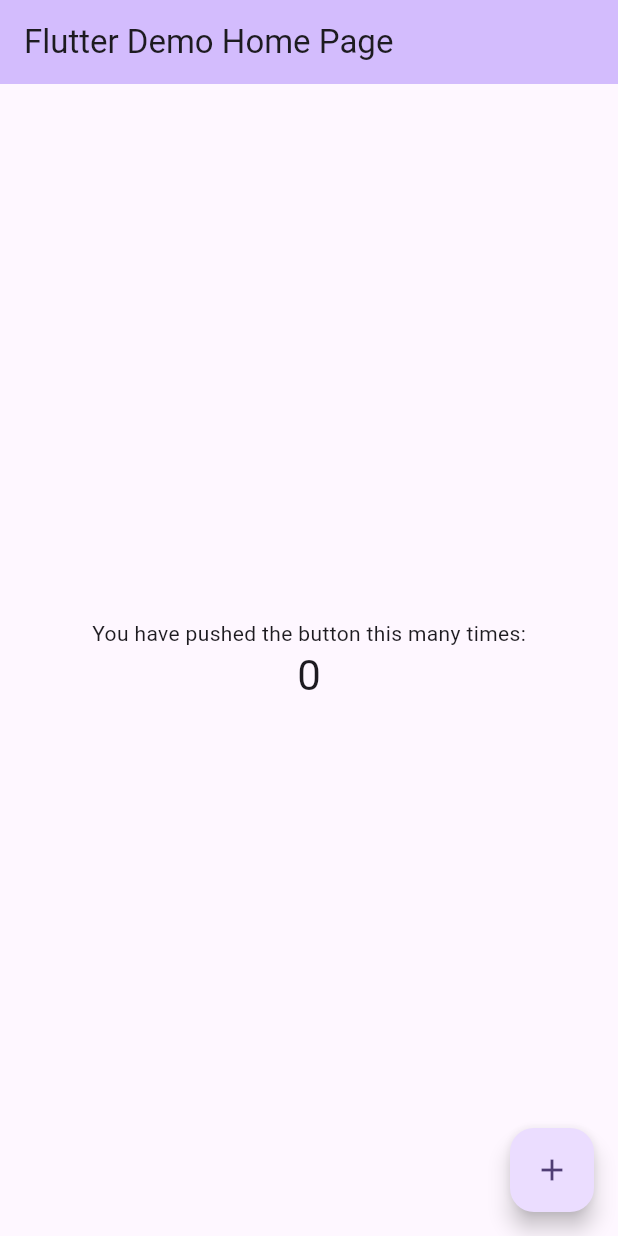
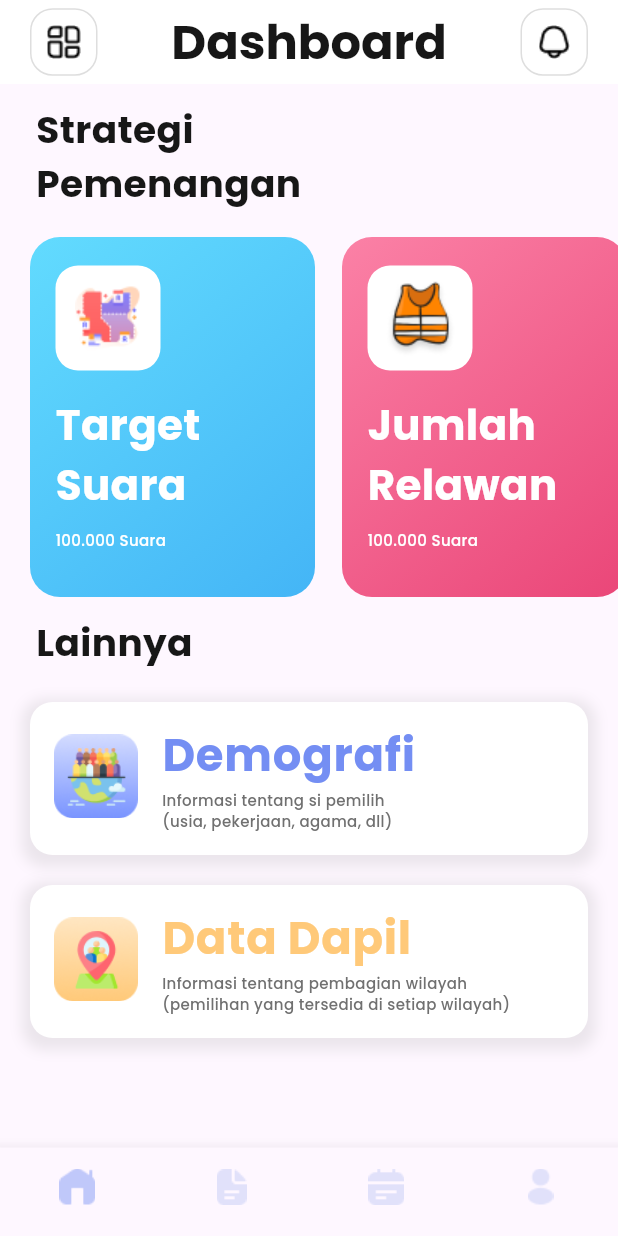
Before and after one commit to irfanzidniofficial/calegpedia_apps, a Flutter app: the screen it shows after launch, on a phone screen of 412 x 824 dp. Run offline on Flutter 3.47's test engine with Material 2 defaults, Android fonts, the phone set to English and light mode, and no system bars; our stand-ins replace google_fonts.

Commit message:
slicing home page and setup theme

```diff
--- /dev/null
+++ b/lib/common/theme.dart
@@ -0,0 +1,38 @@
+import 'package:flutter/material.dart';
+import 'package:google_fonts/google_fonts.dart';
+
+Color blueColor = const Color(0xFF748EF3);
+Color lightBlueColor = const Color(0xFFA2B2F0);
+Color blackColor = const Color(0xFF171717);
+Color pinkColor = const Color(0xFFEA4678);
+Color greyColor = const Color(0xFF707070);
+Color lighGreyColor = const Color(0xFFDEDEDE);
+Color whiteColor = const Color(0xFFFFFFFF);
+Color orangeColor = const Color(0xFFFFC979);
+
+TextStyle blueTextStyle = GoogleFonts.poppins(
+  color: blueColor,
+);
+
+TextStyle blackTextStyle = GoogleFonts.poppins(
+  color: blackColor,
+);
+
+TextStyle whiteTextStyle = GoogleFonts.poppins(
+  color: whiteColor,
+);
+
+TextStyle greyTextStyle = GoogleFonts.poppins(
+  color: greyColor,
+);
+
+TextStyle orangeTextStyle = GoogleFonts.poppins(
+  color: orangeColor,
+);
+
+FontWeight light = FontWeight.w300;
+FontWeight regular = FontWeight.w400;
+FontWeight medium = FontWeight.w500;
+FontWeight semiBold = FontWeight.w600;
+FontWeight bold = FontWeight.w700;
+FontWeight black = FontWeight.w800;
--- a/lib/main.dart
+++ b/lib/main.dart
@@ -1,3 +1,5 @@
+import 'package:calegpedia_apps/presentation/dashboard/dashboard_page.dart';
+import 'package:calegpedia_apps/presentation/home/home_page.dart';
 import 'package:flutter/material.dart';
 
 void main() {
@@ -7,119 +9,16 @@ void main() {
 class MyApp extends StatelessWidget {
   const MyApp({super.key});
 
-  // This widget is the root of your application.
   @override
   Widget build(BuildContext context) {
     return MaterialApp(
+      debugShowCheckedModeBanner: false,
       title: 'Flutter Demo',
       theme: ThemeData(
-        // This is the theme of your application.
-        //
-        // TRY THIS: Try running your application with "flutter run". You'll see
-        // the application has a blue toolbar. Then, without quitting the app,
-        // try changing the seedColor in the colorScheme below to Colors.green
-        // and then invoke "hot reload" (save your changes or press the "hot
-        // reload" button in a Flutter-supported IDE, or press "r" if you used
-        // the command line to start the app).
-        //
-        // Notice that the counter didn't reset back to zero; the application
-        // state is not lost during the reload. To reset the state, use hot
-        // restart instead.
-        //
-        // This works for code too, not just values: Most code changes can be
-        // tested with just a hot reload.
         colorScheme: ColorScheme.fromSeed(seedColor: Colors.deepPurple),
         useMaterial3: true,
       ),
-      home: const MyHomePage(title: 'Flutter Demo Home Page'),
+      home: const DashboardPage(),
     );
   }
 }
-
-class MyHomePage extends StatefulWidget {
-  const MyHomePage({super.key, required this.title});
-
-  // This widget is the home page of your application. It is stateful, meaning
-  // that it has a State object (defined below) that contains fields that affect
-  // how it looks.
-
-  // This class is the configuration for the state. It holds the values (in this
-  // case the title) provided by the parent (in this case the App widget) and
-  // used by the build method of the State. Fields in a Widget subclass are
-  // always marked "final".
-
-  final String title;
-
-  @override
-  State<MyHomePage> createState() => _MyHomePageState();
-}
-
-class _MyHomePageState extends State<MyHomePage> {
-  int _counter = 0;
-
-  void _incrementCounter() {
-    setState(() {
-      // This call to setState tells the Flutter framework that something has
-      // changed in this State, which causes it to rerun the build method below
-      // so that the display can reflect the updated values. If we changed
-      // _counter without calling setState(), then the build method would not be
-      // called again, and so nothing would appear to happen.
-      _counter++;
-    });
-  }
-
-  @override
-  Widget build(BuildContext context) {
-    // This method is rerun every time setState is called, for instance as done
-    // by the _incrementCounter method above.
-    //
-    // The Flutter framework has been optimized to make rerunning build methods
-    // fast, so that you can just rebuild anything that needs updating rather
-    // than having to individually change instances of widgets.
-    return Scaffold(
-      appBar: AppBar(
-        // TRY THIS: Try changing the color here to a specific color (to
-        // Colors.amber, perhaps?) and trigger a hot reload to see the AppBar
-        // change color while the other colors stay the same.
-        backgroundColor: Theme.of(context).colorScheme.inversePrimary,
-        // Here we take the value from the MyHomePage object that was created by
-        // the App.build method, and use it to set our appbar title.
-        title: Text(widget.title),
-      ),
-      body: Center(
-        // Center is a layout widget. It takes a single child and positions it
-        // in the middle of the parent.
-        child: Column(
-          // Column is also a layout widget. It takes a list of children and
-          // arranges them vertically. By default, it sizes itself to fit its
-          // children horizontally, and tries to be as tall as its parent.
-          //
-          // Column has various properties to control how it sizes itself and
-          // how it positions its children. Here we use mainAxisAlignment to
-          // center the children vertically; the main axis here is the vertical
-          // axis because Columns are vertical (the cross axis would be
-          // horizontal).
-          //
-          // TRY THIS: Invoke "debug painting" (choose the "Toggle Debug Paint"
-          // action in the IDE, or press "p" in the console), to see the
-          // wireframe for each widget.
-          mainAxisAlignment: MainAxisAlignment.center,
-          children: <Widget>[
-            const Text(
-              'You have pushed the button this many times:',
-            ),
-            Text(
-              '$_counter',
-              style: Theme.of(context).textTheme.headlineMedium,
-            ),
-          ],
-        ),
-      ),
-      floatingActionButton: FloatingActionButton(
-        onPressed: _incrementCounter,
-        tooltip: 'Increment',
-        child: const Icon(Icons.add),
-      ), // This trailing comma makes auto-formatting nicer for build methods.
-    );
-  }
-}
--- /dev/null
+++ b/lib/presentation/dashboard/dashboard_page.dart
@@ -0,0 +1,97 @@
+import 'package:calegpedia_apps/presentation/home/home_page.dart';
+import 'package:flutter/material.dart';
+
+import '../../utils/images.dart';
+
+class DashboardPage extends StatefulWidget {
+  const DashboardPage({super.key});
+
+  @override
+  State<DashboardPage> createState() => _DashboardPageState();
+}
+
+class _DashboardPageState extends State<DashboardPage> {
+  final PageController _pageController = PageController();
+  int _pageIndex = 0;
+  late List<Widget> _screens;
+  final GlobalKey<ScaffoldMessengerState> _scaffoldKey = GlobalKey();
+
+  bool singleVendor = false;
+
+  @override
+  void initState() {
+    super.initState();
+    _screens = [
+      const HomePage(),
+      const Center(
+        child: Text("Doc"),
+      ),
+      const Center(
+        child: Text("Agenda"),
+      ),
+      const Center(
+        child: Text("Profile"),
+      ),
+    ];
+  }
+
+  @override
+  Widget build(BuildContext context) {
+    return Scaffold(
+      key: _scaffoldKey,
+      bottomNavigationBar: BottomNavigationBar(
+        selectedItemColor: Theme.of(context).primaryColor,
+        unselectedItemColor: const Color(0xFFA2B2F0).withOpacity(
+          0.2,
+        ),
+        showUnselectedLabels: false,
+        showSelectedLabels: false,
+        currentIndex: _pageIndex,
+        type: BottomNavigationBarType.fixed,
+        items: _getBottomWidget(singleVendor),
+        onTap: (int index) {
+          _setPage(index);
+        },
+      ),
+      body: PageView.builder(
+        controller: _pageController,
+        itemCount: _screens.length,
+        physics: const NeverScrollableScrollPhysics(),
+        itemBuilder: (context, index) {
+          return _screens[index];
+        },
+      ),
+    );
+  }
+
+  void _setPage(int pageIndex) {
+    setState(() {
+      _pageController.jumpToPage(pageIndex);
+      _pageIndex = pageIndex;
+    });
+  }
+
+  BottomNavigationBarItem _barItem(String icon, String? label, int index) {
+    return BottomNavigationBarItem(
+      icon: Image.asset(
+        icon,
+        color: index == _pageIndex
+            ? const Color(0xFF748EF3)
+            : const Color(0xFFA2B2F0).withOpacity(0.7),
+        height: 25,
+        width: 25,
+      ),
+      label: label,
+    );
+  }
+
+  List<BottomNavigationBarItem> _getBottomWidget(bool isSingleVendor) {
+    List<BottomNavigationBarItem> list = [];
+    list.add(_barItem(Images.menuHomeIcon, 'Home', 0));
+    list.add(_barItem(Images.menuDocIcon, 'Doc', 1));
+    list.add(_barItem(Images.menuAgendaIcon, 'Agenda', 2));
+    list.add(_barItem(Images.menuProfileIcon, 'Profile', 3));
+
+    return list;
+  }
+}
--- /dev/null
+++ b/lib/presentation/home/home_page.dart
@@ -0,0 +1,220 @@
+import 'package:calegpedia_apps/common/theme.dart';
+import 'package:flutter/material.dart';
+
+import '../../utils/images.dart';
+import 'widgets/card_info_widget.dart';
+
+class HomePage extends StatelessWidget {
+  const HomePage({super.key});
+
+  @override
+  Widget build(BuildContext context) {
+    return Scaffold(
+      appBar: AppBar(
+        backgroundColor: whiteColor,
+        automaticallyImplyLeading: false,
+        title: Text(
+          "Dashboard",
+          style: blackTextStyle.copyWith(
+            fontSize: 32,
+            fontWeight: bold,
+          ),
+        ),
+        centerTitle: true,
+        leadingWidth: 70,
+        leading: Row(
+          children: [
+            const SizedBox(
+              width: 20,
+            ),
+            InkWell(
+              onTap: () {},
+              child: Container(
+                width: 45,
+                height: 45,
+                decoration: BoxDecoration(
+                  border: Border.all(
+                    color: lighGreyColor,
+                  ),
+                  borderRadius: BorderRadius.circular(15),
+                ),
+                child: Image.asset(
+                  Images.dashboardIcon,
+                  width: 21,
+                ),
+              ),
+            ),
+          ],
+        ),
+        actions: [
+          InkWell(
+            onTap: () {},
+            child: Container(
+              width: 45,
+              height: 45,
+              decoration: BoxDecoration(
+                border: Border.all(
+                  color: lighGreyColor,
+                ),
+                borderRadius: BorderRadius.circular(15),
+              ),
+              child: Image.asset(
+                Images.notificationIcon,
+                width: 21,
+              ),
+            ),
+          ),
+          const SizedBox(
+            width: 20,
+          ),
+        ],
+      ),
+      body: ListView(
+        children: [
+          Padding(
+            padding: const EdgeInsets.only(left: 24, top: 12),
+            child: Text(
+              "Strategi\nPemenangan",
+              style: blackTextStyle.copyWith(
+                fontSize: 25,
+                fontWeight: bold,
+              ),
+            ),
+          ),
+          const SizedBox(
+            height: 18,
+          ),
+          SizedBox(
+            height: 240,
+            child: ListView(
+              scrollDirection: Axis.horizontal,
+              children: const [
+                SizedBox(
+                  width: 20,
+                ),
+                CardInfoWidget(
+                  image: Images.voteTargetImage,
+                  info: '100.000 Suara',
+                  label: 'Target\nSuara',
+                  bgColorBegin: Color(0xFF62DBFE),
+                  bgColorEnd: Color(0xFF44B5F6),
+                ),
+                SizedBox(
+                  width: 18,
+                ),
+                CardInfoWidget(
+                  image: Images.relawanImage,
+                  info: '100.000 Suara',
+                  label: 'Jumlah\nRelawan',
+                  bgColorBegin: Color(0xFFFB81A6),
+                  bgColorEnd: Color(0xFFEA4678),
+                ),
+                SizedBox(
+                  width: 18,
+                ),
+                CardInfoWidget(
+                  image: Images.simpatisanImage,
+                  info: '100.000 Suara',
+                  label: 'Jumlah\nSimpatisan',
+                  bgColorBegin: Color(0xFFFDAD75),
+                  bgColorEnd: Color(0xFFF8802A),
+                ),
+                SizedBox(
+                  width: 20,
+                ),
+              ],
+            ),
+          ),
+          Padding(
+            padding: const EdgeInsets.only(left: 24, top: 12),
+            child: Text(
+              "Lainnya",
+              style: blackTextStyle.copyWith(
+                fontSize: 25,
+                fontWeight: bold,
+              ),
+            ),
+          ),
+          const SizedBox(
+            height: 22,
+          ),
+          Container(
+            margin: const EdgeInsets.symmetric(horizontal: 20),
+            padding: const EdgeInsets.only(top: 5, bottom: 8),
+            decoration: BoxDecoration(
+              borderRadius: BorderRadius.circular(15),
+              color: whiteColor,
+              boxShadow: [
+                BoxShadow(
+                  color: Colors.grey.withOpacity(0.2),
+                  spreadRadius: 5,
+                  blurRadius: 7,
+                  offset: const Offset(0, 3), // changes position of shadow
+                ),
+              ],
+            ),
+            child: ListTile(
+              leading: Image.asset(
+                Images.demografiImage,
+              ),
+              title: Text(
+                "Demografi",
+                style: blueTextStyle.copyWith(
+                  fontSize: 30,
+                  fontWeight: bold,
+                ),
+              ),
+              subtitle: Text(
+                "Informasi tentang si pemilih\n(usia, pekerjaan, agama, dll)",
+                style: greyTextStyle.copyWith(
+                  fontSize: 10,
+                  fontWeight: medium,
+                ),
+              ),
+            ),
+          ),
+          const SizedBox(
+            height: 20,
+          ),
+          Container(
+            margin: const EdgeInsets.symmetric(
+              horizontal: 20,
+            ),
+            padding: const EdgeInsets.only(top: 5, bottom: 8),
+            decoration: BoxDecoration(
+              borderRadius: BorderRadius.circular(15),
+              color: whiteColor,
+              boxShadow: [
+                BoxShadow(
+                  color: Colors.grey.withOpacity(0.2),
+                  spreadRadius: 5,
+                  blurRadius: 7,
+                  offset: const Offset(0, 3), // changes position of shadow
+                ),
+              ],
+            ),
+            child: ListTile(
+              leading: Image.asset(
+                Images.dataDapilImage,
+              ),
+              title: Text(
+                "Data Dapil",
+                style: orangeTextStyle.copyWith(
+                  fontSize: 30,
+                  fontWeight: bold,
+                ),
+              ),
+              subtitle: Text(
+                "Informasi tentang pembagian wilayah \n(pemilihan yang tersedia di setiap wilayah)",
+                style: greyTextStyle.copyWith(
+                  fontSize: 10,
+                  fontWeight: medium,
+                ),
+              ),
+            ),
+          ),
+        ],
+      ),
+    );
+  }
+}
--- /dev/null
+++ b/lib/presentation/home/widgets/card_info_widget.dart
@@ -0,0 +1,80 @@
+// ignore_for_file: public_member_api_docs, sort_constructors_first
+import 'package:flutter/material.dart';
+
+import '../../../common/theme.dart';
+
+class CardInfoWidget extends StatelessWidget {
+  final String image;
+  final String label;
+  final String info;
+  final Color bgColorBegin;
+  final Color bgColorEnd;
+
+  const CardInfoWidget({
+    Key? key,
+    required this.image,
+    required this.label,
+    required this.info,
+    required this.bgColorBegin,
+    required this.bgColorEnd,
+  }) : super(key: key);
+
+  @override
+  Widget build(BuildContext context) {
+    return Container(
+      padding: const EdgeInsets.only(
+        left: 17,
+        top: 19,
+      ),
+      height: 203,
+      width: 190,
+      decoration: BoxDecoration(
+        gradient: LinearGradient(
+          begin: Alignment.topLeft,
+          end: Alignment.bottomRight,
+          colors: [
+            bgColorBegin,
+            bgColorEnd,
+          ],
+        ),
+        borderRadius: BorderRadius.circular(20),
+      ),
+      child: Column(
+        crossAxisAlignment: CrossAxisAlignment.start,
+        children: [
+          Container(
+            decoration: BoxDecoration(
+              color: whiteColor,
+              borderRadius: BorderRadius.circular(15),
+            ),
+            width: 70,
+            height: 70,
+            child: Image.asset(
+              image,
+            ),
+          ),
+          const SizedBox(
+            height: 16,
+          ),
+          Text(
+            label,
+            style: whiteTextStyle.copyWith(
+              fontSize: 28,
+              fontWeight: bold,
+            ),
+          ),
+          const SizedBox(
+            height: 10,
+          ),
+          Text(
+            "100.000 Suara",
+            style: whiteTextStyle.copyWith(
+              fontSize: 10,
+              fontWeight: medium,
+            ),
+          ),
+        ],
+      ),
+    );
+  }
+}
--- /dev/null
+++ b/lib/presentation/signin/sign_in_page.dart
@@ -0,0 +1,10 @@
+import 'package:flutter/material.dart';
+
+class SignInPage extends StatelessWidget {
+  const SignInPage({super.key});
+
+  @override
+  Widget build(BuildContext context) {
+    return const Placeholder();
+  }
+}
--- /dev/null
+++ b/lib/utils/images.dart
@@ -0,0 +1,14 @@
+class Images {
+  static const String dataDapilImage = 'assets/images/img_data_dapil.png';
+  static const String demografiImage = 'assets/images/img_demografi.png';
+  static const String relawanImage = 'assets/images/img_relawan.png';
+  static const String simpatisanImage = 'assets/images/img_simpatisan.png';
+
+  static const String voteTargetImage = 'assets/images/img_vote_target.png';
+    static const String notificationIcon = 'assets/icons/ic_notification.png';
+    static const String dashboardIcon = 'assets/icons/ic_dashboard.png';
+  static const String menuHomeIcon = 'assets/icons/ic_menu_home.png';
+  static const String menuDocIcon = 'assets/icons/ic_menu_doc.png';
+  static const String menuAgendaIcon = 'assets/icons/ic_menu_agenda.png';
+  static const String menuProfileIcon = 'assets/icons/ic_menu_profile.png';
+}
```
Also changed, not shown: pubspec.yaml (+6 -7 lines), assets/icons/ic_dashboard.png (added), assets/icons/ic_menu_agenda.png (added), assets/icons/ic_menu_doc.png (added), assets/icons/ic_menu_home.png (added), assets/icons/ic_menu_profile.png (added), assets/icons/ic_notification.png (added), assets/images/img_data_dapil.png (added), assets/images/img_demografi.png (added), assets/images/img_relawan.png (added), assets/images/img_simpatisan.png (added), assets/images/img_vote_target.png (added), pubspec.lock, 1 other file.
